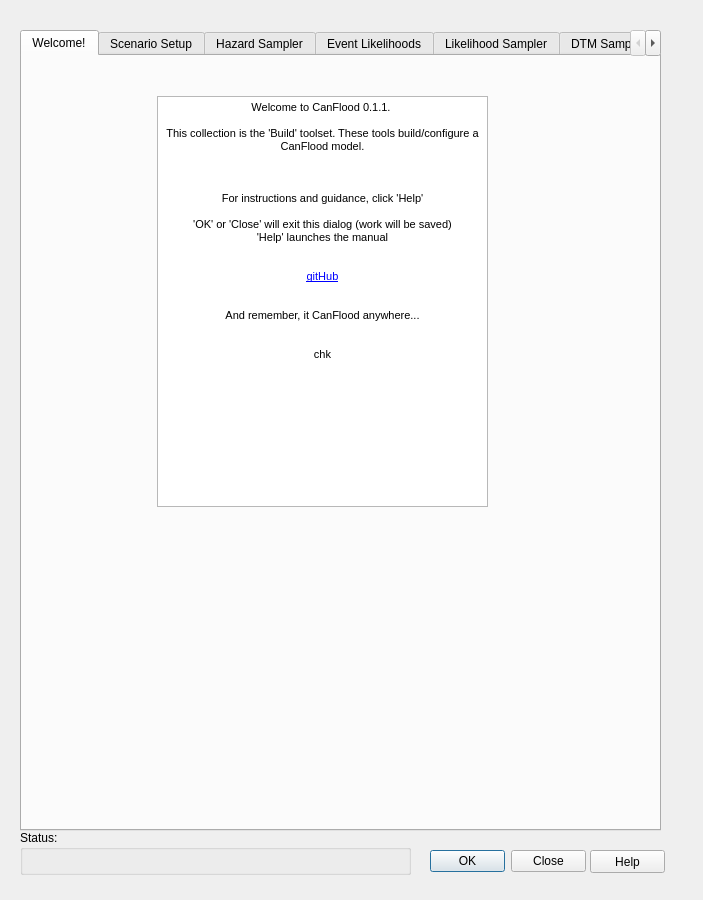
Qt form canflood_inprep/ProjectDataPrep/ProjectDataPrepDialog_Base.ui (NRCan/CanFlood) before a commit.
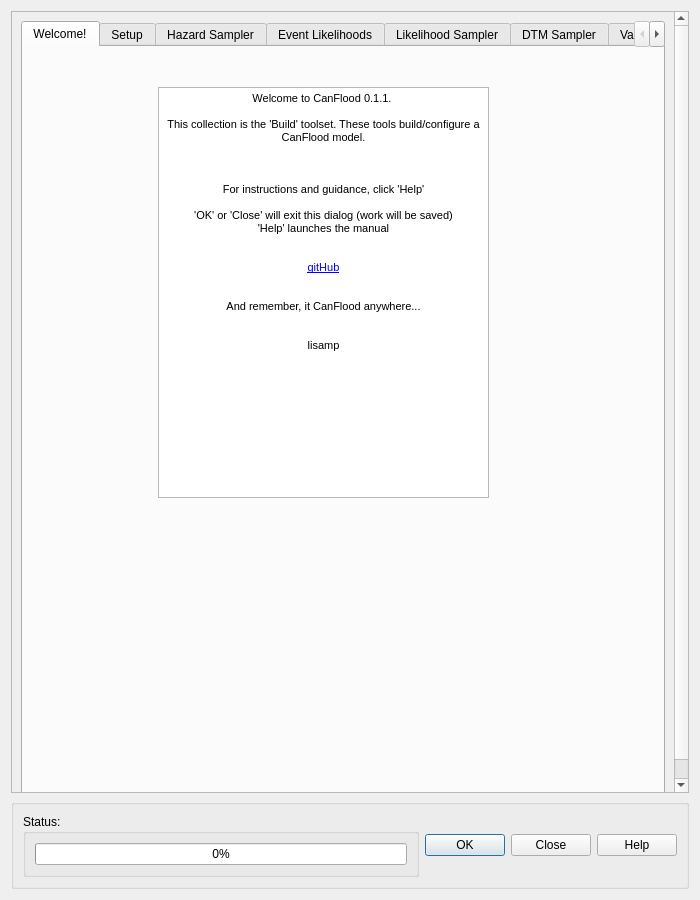
The same form after that commit. Custom widgets are drawn as their Qt base class.

Diff of the .ui file:
```diff
--- a/canflood_inprep/ProjectDataPrep/ProjectDataPrepDialog_Base.ui
+++ b/canflood_inprep/ProjectDataPrep/ProjectDataPrepDialog_Base.ui
@@ -6,36 +6,84 @@
    <rect>
     <x>0</x>
     <y>0</y>
-    <width>703</width>
+    <width>700</width>
     <height>900</height>
    </rect>
   </property>
+  <property name="sizePolicy">
+   <sizepolicy hsizetype="Minimum" vsizetype="Expanding">
+    <horstretch>0</horstretch>
+    <verstretch>0</verstretch>
+   </sizepolicy>
+  </property>
   <property name="minimumSize">
    <size>
-    <width>703</width>
-    <height>761</height>
+    <width>700</width>
+    <height>500</height>
    </size>
   </property>
   <property name="maximumSize">
    <size>
-    <width>703</width>
-    <height>900</height>
+    <width>2000</width>
+    <height>1000</height>
    </size>
   </property>
   <property name="windowTitle">
    <string>CanFlood_Build_0.1.1</string>
   </property>
+  <layout class="QGridLayout" name="gridLayout_2">
+   <item row="0" column="0">
+    <widget class="QScrollArea" name="scrollArea">
+     <property name="sizePolicy">
+      <sizepolicy hsizetype="Preferred" vsizetype="Expanding">
+       <horstretch>0</horstretch>
+       <verstretch>0</verstretch>
+      </sizepolicy>
+     </property>
+     <property name="verticalScrollBarPolicy">
+      <enum>Qt::ScrollBarAsNeeded</enum>
+     </property>
+     <property name="widgetResizable">
+      <bool>true</bool>
+     </property>
+     <widget class="QWidget" name="scrollAreaWidgetContents_2">
+      <property name="geometry">
+       <rect>
+        <x>0</x>
+        <y>0</y>
+        <width>680</width>
+        <height>800</height>
+       </rect>
+      </property>
+      <property name="sizePolicy">
+       <sizepolicy hsizetype="Preferred" vsizetype="Preferred">
+        <horstretch>0</horstretch>
+        <verstretch>0</verstretch>
+       </sizepolicy>
+      </property>
+      <property name="minimumSize">
+       <size>
+        <width>500</width>
+        <height>800</height>
+       </size>
+      </property>
+      <layout class="QGridLayout" name="gridLayout_4">
+       <item row="1" column="0">
   <widget class="QTabWidget" name="tabWidget">
    <property name="enabled">
     <bool>true</bool>
    </property>
-   <property name="geometry">
-    <rect>
-     <x>20</x>
-     <y>30</y>
-     <width>641</width>
-     <height>801</height>
-    </rect>
+         <property name="sizePolicy">
+          <sizepolicy hsizetype="Minimum" vsizetype="Minimum">
+           <horstretch>0</horstretch>
+           <verstretch>0</verstretch>
+          </sizepolicy>
+         </property>
+         <property name="minimumSize">
+          <size>
+           <width>400</width>
+           <height>400</height>
+          </size>
    </property>
    <property name="currentIndex">
     <number>0</number>
@@ -79,13 +127,13 @@
 &lt;p align=&quot;center&quot; style=&quot; margin-top:0px; margin-bottom:0px; margin-left:0px; margin-right:0px; -qt-block-indent:0; text-indent:0px;&quot;&gt;&lt;span style=&quot; font-size:8pt;&quot;&gt;And remember, it CanFlood anywhere...&lt;/span&gt;&lt;/p&gt;
 &lt;p align=&quot;center&quot; style=&quot;-qt-paragraph-type:empty; margin-top:0px; margin-bottom:0px; margin-left:0px; margin-right:0px; -qt-block-indent:0; text-indent:0px; font-size:8pt;&quot;&gt;&lt;br /&gt;&lt;/p&gt;
 &lt;p align=&quot;center&quot; style=&quot;-qt-paragraph-type:empty; margin-top:0px; margin-bottom:0px; margin-left:0px; margin-right:0px; -qt-block-indent:0; text-indent:0px; font-size:8pt;&quot;&gt;&lt;br /&gt;&lt;/p&gt;
-&lt;p align=&quot;center&quot; style=&quot; margin-top:0px; margin-bottom:0px; margin-left:0px; margin-right:0px; -qt-block-indent:0; text-indent:0px;&quot;&gt;&lt;span style=&quot; font-size:8pt;&quot;&gt;chk&lt;/span&gt;&lt;/p&gt;&lt;/body&gt;&lt;/html&gt;</string>
+&lt;p align=&quot;center&quot; style=&quot; margin-top:0px; margin-bottom:0px; margin-left:0px; margin-right:0px; -qt-block-indent:0; text-indent:0px;&quot;&gt;&lt;span style=&quot; font-size:8pt;&quot;&gt;lisamp&lt;/span&gt;&lt;/p&gt;&lt;/body&gt;&lt;/html&gt;</string>
      </property>
     </widget>
    </widget>
    <widget class="QWidget" name="tab_proj">
     <attribute name="title">
-     <string>Scenario Setup</string>
+           <string>Setup</string>
     </attribute>
     <widget class="QLabel" name="label_5">
      <property name="geometry">
@@ -2312,62 +2360,62 @@
     </widget>
    </widget>
   </widget>
-  <widget class="QPushButton" name="pushButton_help">
-   <property name="geometry">
-    <rect>
-     <x>590</x>
-     <y>850</y>
-     <width>75</width>
-     <height>23</height>
-    </rect>
-   </property>
+       </item>
+      </layout>
+     </widget>
+    </widget>
+   </item>
+   <item row="2" column="0">
+    <widget class="QGroupBox" name="groupBox_MainBottom">
    <property name="sizePolicy">
-    <sizepolicy hsizetype="Fixed" vsizetype="Fixed">
+      <sizepolicy hsizetype="Minimum" vsizetype="Preferred">
      <horstretch>0</horstretch>
      <verstretch>0</verstretch>
     </sizepolicy>
    </property>
-   <property name="text">
-    <string>Help</string>
-   </property>
-  </widget>
+     <property name="minimumSize">
+      <size>
+       <width>500</width>
+       <height>0</height>
+      </size>
+     </property>
+     <property name="title">
+      <string/>
+     </property>
+     <layout class="QGridLayout" name="gridLayout">
+      <item row="0" column="0">
   <widget class="QGroupBox" name="groupBox">
-   <property name="geometry">
-    <rect>
-     <x>20</x>
-     <y>830</y>
-     <width>391</width>
-     <height>45</height>
-    </rect>
-   </property>
    <property name="sizePolicy">
-    <sizepolicy hsizetype="Preferred" vsizetype="Fixed">
+         <sizepolicy hsizetype="Minimum" vsizetype="Fixed">
      <horstretch>0</horstretch>
      <verstretch>0</verstretch>
     </sizepolicy>
    </property>
    <property name="minimumSize">
     <size>
-     <width>0</width>
+          <width>300</width>
      <height>45</height>
     </size>
    </property>
    <property name="title">
     <string>Status:</string>
    </property>
-  </widget>
+        <layout class="QGridLayout" name="gridLayout_5">
+         <item row="0" column="0">
+          <widget class="QProgressBar" name="progressBar">
+           <property name="value">
+            <number>0</number>
+           </property>
+          </widget>
+         </item>
+        </layout>
+       </widget>
+      </item>
+      <item row="0" column="1">
   <widget class="QDialogButtonBox" name="buttonBox">
    <property name="enabled">
     <bool>true</bool>
    </property>
-   <property name="geometry">
-    <rect>
-     <x>430</x>
-     <y>850</y>
-     <width>156</width>
-     <height>23</height>
-    </rect>
-   </property>
    <property name="sizePolicy">
     <sizepolicy hsizetype="Fixed" vsizetype="Fixed">
      <horstretch>0</horstretch>
@@ -2390,6 +2438,24 @@
     <bool>false</bool>
    </property>
   </widget>
+      </item>
+      <item row="0" column="2">
+       <widget class="QPushButton" name="pushButton_help">
+        <property name="sizePolicy">
+         <sizepolicy hsizetype="Fixed" vsizetype="Fixed">
+          <horstretch>0</horstretch>
+          <verstretch>0</verstretch>
+         </sizepolicy>
+        </property>
+        <property name="text">
+         <string>Help</string>
+        </property>
+       </widget>
+      </item>
+     </layout>
+    </widget>
+   </item>
+  </layout>
  </widget>
  <customwidgets>
   <customwidget>
```
Lines whose indentation alone changed are shown as unchanged.
